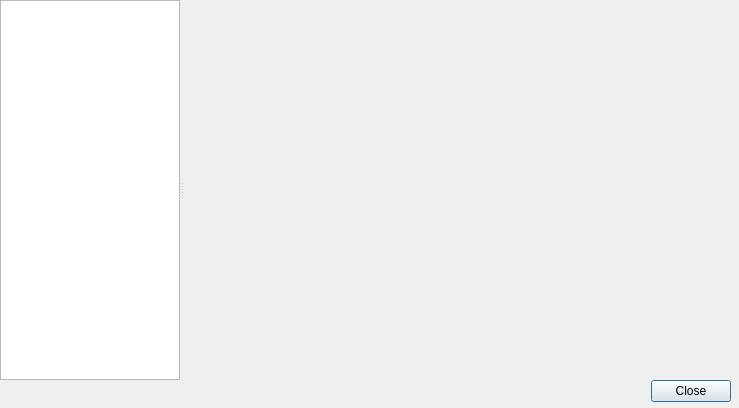
Qt form ui/channel_settings.ui (gitter-badger/simplechatclient) before a commit.
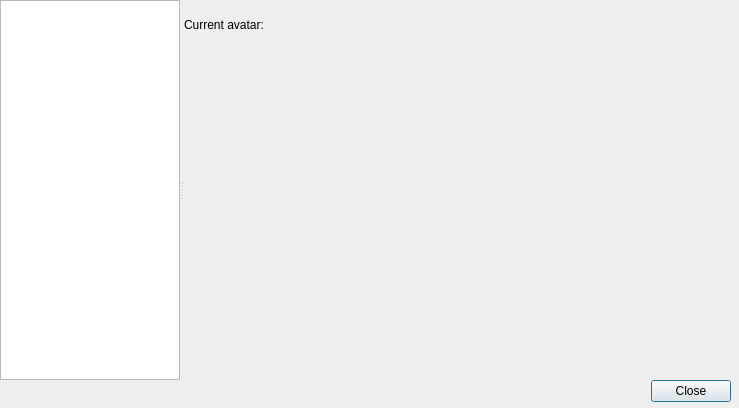
The same form after that commit. The open tabs and pages were chosen to show the change. Icons and pictures are not drawn. Custom widgets are drawn as their Qt base class.

Commit message: fixed avatar layout

```diff
--- a/ui/channel_settings.ui
+++ b/ui/channel_settings.ui
@@ -1101,14 +1101,26 @@
        <rect>
         <x>0</x>
         <y>0</y>
-        <width>552</width>
-        <height>378</height>
+        <width>551</width>
+        <height>371</height>
        </rect>
       </property>
       <layout class="QVBoxLayout" name="verticalLayout_9">
        <property name="spacing">
         <number>6</number>
        </property>
+       <item>
+        <layout class="QHBoxLayout" name="horizontalLayout_12">
+         <property name="spacing">
+          <number>6</number>
+         </property>
+         <item>
+          <widget class="QLabel" name="label_current_avatar">
+           <property name="text">
+            <string>Current avatar:</string>
+           </property>
+          </widget>
+         </item>
        <item>
         <widget class="QLabel" name="label_channel_avatar">
          <property name="minimumSize">
@@ -1132,7 +1144,28 @@
         </widget>
        </item>
        <item>
+          <spacer name="horizontalSpacer_17">
+           <property name="orientation">
+            <enum>Qt::Horizontal</enum>
+           </property>
+           <property name="sizeHint" stdset="0">
+            <size>
+             <width>40</width>
+             <height>20</height>
+            </size>
+           </property>
+          </spacer>
+         </item>
+        </layout>
+       </item>
+       <item>
         <widget class="AvatarListWidget" name="avatarListWidget" native="true">
+         <property name="sizePolicy">
+          <sizepolicy hsizetype="Preferred" vsizetype="Expanding">
+           <horstretch>0</horstretch>
+           <verstretch>0</verstretch>
+          </sizepolicy>
+         </property>
          <property name="minimumSize">
           <size>
            <width>520</width>
```
Left out of the diff: 2 changed lines with no effect on the pictures. Lines whose indentation alone changed are shown as unchanged. The commit also changes 4 other files.
